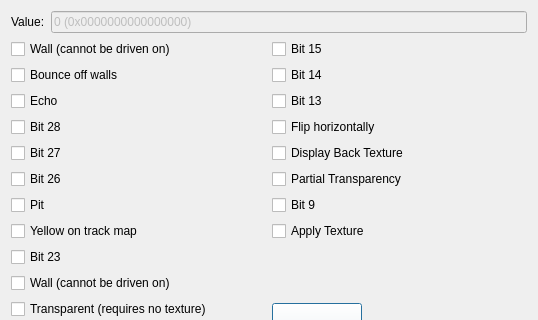
This is TrackEditor/EditSurfaceDialog.ui in Zizin13/Roller as Qt 5 draws it before an edit; both pictures show x 0 to 538 and y 0 to 320 of the 538 by 488 pixel window. The edited form follows.
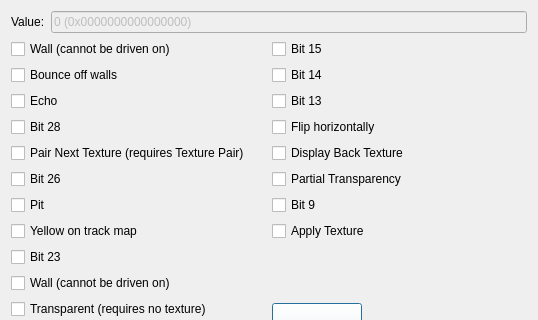
This is the edited form.

Commit message: discovered pair next tex bit

Diff of the .ui file:
```diff
--- a/TrackEditor/EditSurfaceDialog.ui
+++ b/TrackEditor/EditSurfaceDialog.ui
@@ -192,7 +192,7 @@
      <item row="5" column="0">
       <widget class="QCheckBox" name="ck27">
        <property name="text">
-        <string>Bit 27</string>
+        <string>Pair Next Texture (requires Texture Pair)</string>
        </property>
       </widget>
      </item>
```
Left out of the diff: 2 changed lines with no effect on the pictures. The commit also changes 5 other files.
